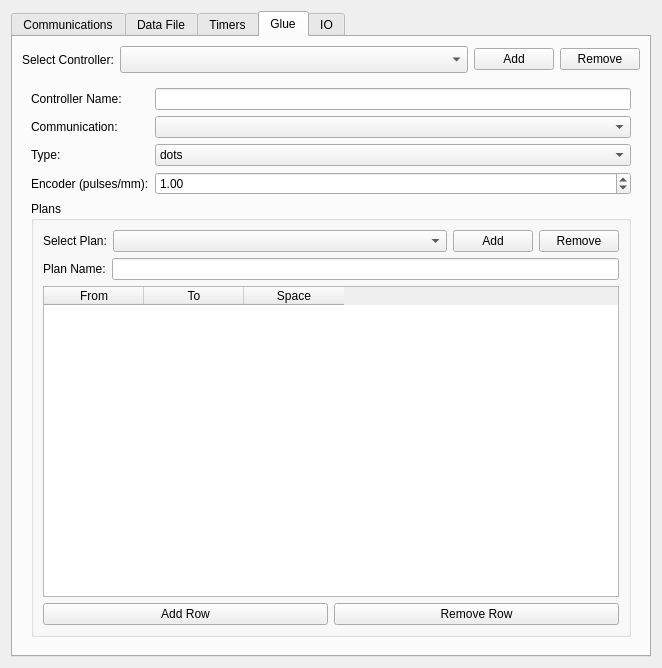
Before: the Qt Designer form src/gui/SettingsWindow.ui in orkiman/MachineController, drawn with Qt 5.
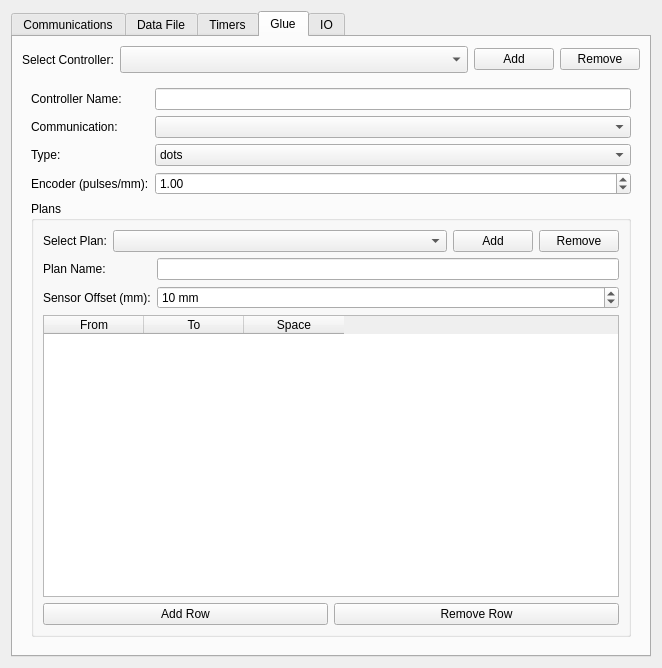
After: the same form once the commit is applied. The open tabs and pages were chosen to show the change.

Commit message: added sensor offset to glue plans

Patch:
```diff
--- a/src/gui/SettingsWindow.ui
+++ b/src/gui/SettingsWindow.ui
@@ -621,6 +621,29 @@
                 <item row="0" column="1">
                  <widget class="QLineEdit" name="gluePlanNameLineEdit"/>
                 </item>
+                <item row="1" column="0">
+                 <widget class="QLabel" name="gluePlanSensorOffsetLabel">
+                  <property name="text">
+                   <string>Sensor Offset (mm):</string>
+                  </property>
+                 </widget>
+                </item>
+                <item row="1" column="1">
+                 <widget class="QSpinBox" name="gluePlanSensorOffsetSpinBox">
+                  <property name="minimum">
+                   <number>0</number>
+                  </property>
+                  <property name="maximum">
+                   <number>1000</number>
+                  </property>
+                  <property name="value">
+                   <number>10</number>
+                  </property>
+                  <property name="suffix">
+                   <string> mm</string>
+                  </property>
+                 </widget>
+                </item>
                </layout>
               </item>
               <item>
```
The commit also changes 4 other files.
